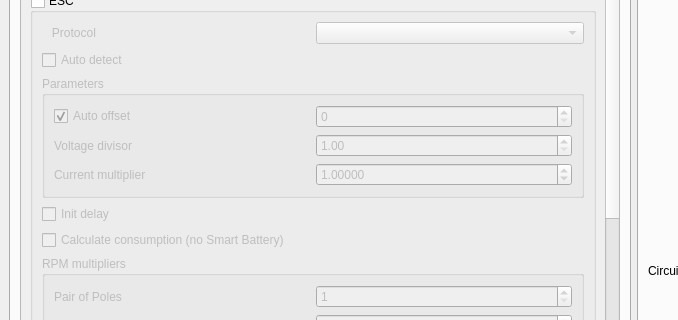
dgatf/msrc, file msrc_gui/mainwindow.ui: the form before one commit; both pictures show x 0 to 678 and y 108 to 428 of the 1267 by 765 pixel window.
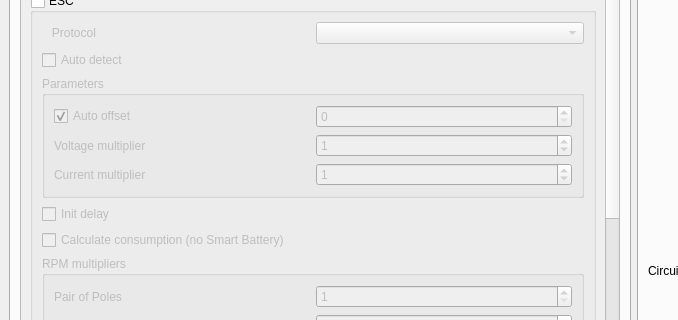
The form after the commit. Icons and pictures are not drawn.

Diff of the .ui file:
```diff
--- a/msrc_gui/mainwindow.ui
+++ b/msrc_gui/mainwindow.ui
@@ -735,7 +735,7 @@
                          <bool>false</bool>
                         </property>
                         <property name="decimals">
-                         <number>5</number>
+                         <number>0</number>
                         </property>
                         <property name="maximum">
                          <double>1000.000000000000000</double>
@@ -760,8 +760,11 @@
                         <property name="enabled">
                          <bool>false</bool>
                         </property>
+                        <property name="decimals">
+                         <number>0</number>
+                        </property>
                         <property name="minimum">
-                         <double>1.000000000000000</double>
+                         <double>0.000000000000000</double>
                         </property>
                         <property name="maximum">
                          <double>1000.000000000000000</double>
@@ -790,7 +793,7 @@
                          <bool>false</bool>
                         </property>
                         <property name="text">
-                         <string>Voltage divisor</string>
+                         <string>Voltage multiplier</string>
                         </property>
                        </widget>
                       </item>
```
Left out of the diff: 2 changed lines with no effect on the pictures.
